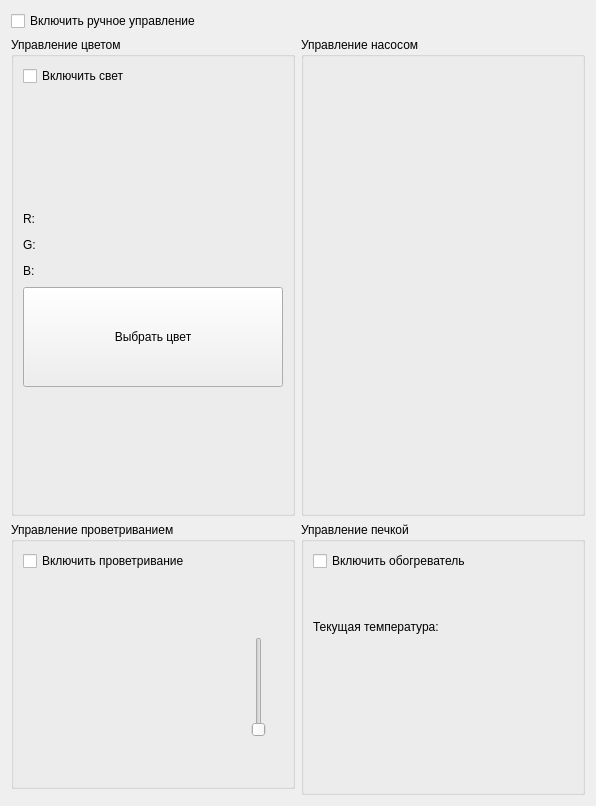
This is customactuatorcontrol.ui in cotara/GreenHouse as Qt 5 draws it before an edit. The edited form follows.
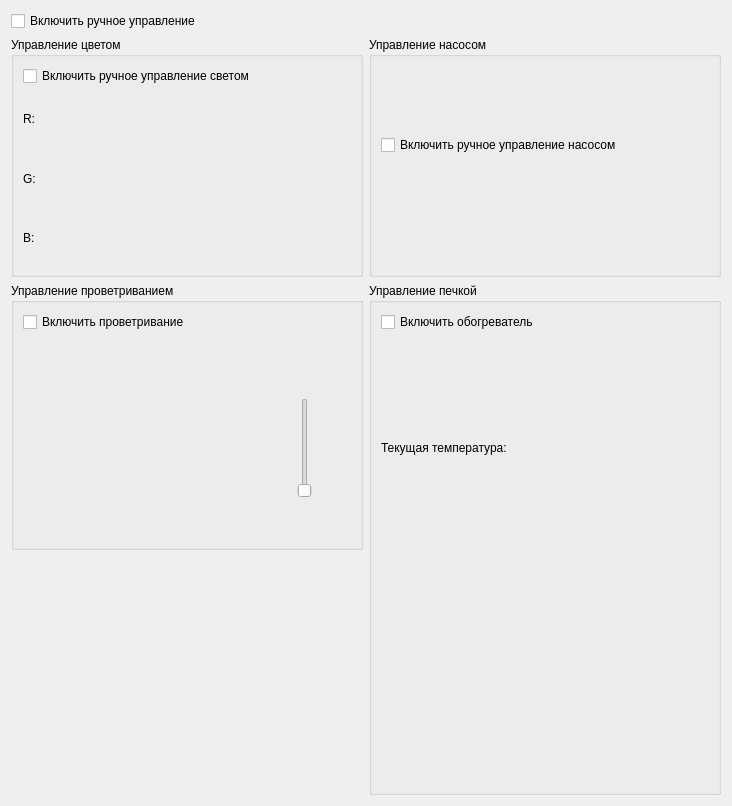
This is the edited form. Icons and pictures are not drawn.

Commit message: Изменения в панели ручного управления: 1) Изменен виджет выбора цвета ламп (на QML) 2) Исправлена общая логика (добавлен пароль на переключение ручного режима) 3) Цвет отсылается в Adruino в формате RGB

```diff
--- a/customactuatorcontrol.ui
+++ b/customactuatorcontrol.ui
@@ -6,7 +6,7 @@
    <rect>
     <x>0</x>
     <y>0</y>
-    <width>596</width>
+    <width>732</width>
     <height>806</height>
    </rect>
   </property>
@@ -29,7 +29,7 @@
       <item>
        <widget class="QCheckBox" name="checkBox_2">
         <property name="text">
-         <string>Включить свет</string>
+         <string>Включить ручное управление светом</string>
         </property>
        </widget>
       </item>
@@ -42,10 +42,13 @@
             <property name="orientation">
              <enum>Qt::Vertical</enum>
             </property>
+            <property name="sizeType">
+             <enum>QSizePolicy::Preferred</enum>
+            </property>
             <property name="sizeHint" stdset="0">
              <size>
               <width>20</width>
-              <height>40</height>
+              <height>0</height>
              </size>
             </property>
            </spacer>
@@ -171,33 +174,20 @@
            </layout>
           </item>
           <item>
-           <widget class="QPushButton" name="pushButton">
-            <property name="sizePolicy">
-             <sizepolicy hsizetype="Minimum" vsizetype="Minimum">
-              <horstretch>0</horstretch>
-              <verstretch>0</verstretch>
-             </sizepolicy>
-            </property>
-            <property name="minimumSize">
-             <size>
-              <width>100</width>
-              <height>100</height>
-             </size>
-            </property>
-            <property name="text">
-             <string>Выбрать цвет</string>
-            </property>
-           </widget>
+           <layout class="QHBoxLayout" name="horizontalLayout_2"/>
           </item>
           <item>
            <spacer name="verticalSpacer_4">
             <property name="orientation">
              <enum>Qt::Vertical</enum>
             </property>
+            <property name="sizeType">
+             <enum>QSizePolicy::Preferred</enum>
+            </property>
             <property name="sizeHint" stdset="0">
              <size>
               <width>20</width>
-              <height>40</height>
+              <height>0</height>
              </size>
             </property>
            </spacer>
@@ -216,7 +206,27 @@
      </property>
      <layout class="QVBoxLayout" name="verticalLayout_3">
       <item>
-       <layout class="QHBoxLayout" name="horizontalLayout"/>
+       <widget class="QCheckBox" name="CustomPumpCheckBox">
+        <property name="text">
+         <string>Включить ручное управление насосом</string>
+        </property>
+       </widget>
+      </item>
+      <item>
+       <spacer name="verticalSpacer_6">
+        <property name="orientation">
+         <enum>Qt::Vertical</enum>
+        </property>
+        <property name="sizeType">
+         <enum>QSizePolicy::Preferred</enum>
+        </property>
+        <property name="sizeHint" stdset="0">
+         <size>
+          <width>20</width>
+          <height>40</height>
+         </size>
+        </property>
+       </spacer>
       </item>
      </layout>
     </widget>
```
Left out of the diff: 6 changed lines with no effect on the pictures. The commit also changes 17 other files.
